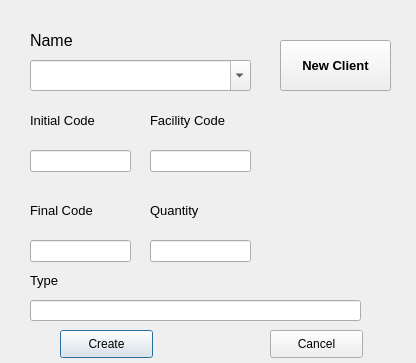
Old version of the form neworderwindow.ui in the repository Jballestero1996/SpeedReader.
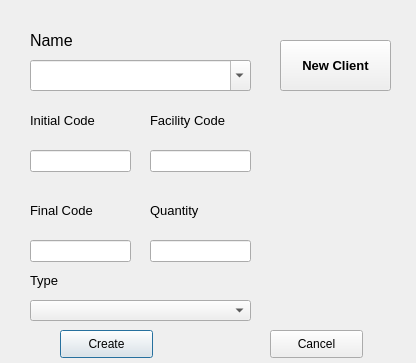
New version of the form.

What changed in the file:
```diff
--- a/neworderwindow.ui
+++ b/neworderwindow.ui
@@ -2,6 +2,9 @@
 <ui version="4.0">
  <class>neworderwindow</class>
  <widget class="QDialog" name="neworderwindow">
+  <property name="enabled">
+   <bool>true</bool>
+  </property>
   <property name="geometry">
    <rect>
     <x>0</x>
@@ -196,19 +199,6 @@
     <enum>Qt::ClickFocus</enum>
    </property>
   </widget>
-  <widget class="QLineEdit" name="LEtype">
-   <property name="geometry">
-    <rect>
-     <x>30</x>
-     <y>300</y>
-     <width>331</width>
-     <height>21</height>
-    </rect>
-   </property>
-   <property name="focusPolicy">
-    <enum>Qt::ClickFocus</enum>
-   </property>
-  </widget>
   <widget class="QPushButton" name="PBcreate">
    <property name="geometry">
     <rect>
@@ -251,6 +241,32 @@
     <bool>true</bool>
    </property>
   </widget>
+  <widget class="QLabel" name="LBimage">
+   <property name="geometry">
+    <rect>
+     <x>270</x>
+     <y>150</y>
+     <width>131</width>
+     <height>131</height>
+    </rect>
+   </property>
+   <property name="text">
+    <string/>
+   </property>
+  </widget>
+  <widget class="QComboBox" name="CBcardtype">
+   <property name="geometry">
+    <rect>
+     <x>30</x>
+     <y>300</y>
+     <width>221</width>
+     <height>21</height>
+    </rect>
+   </property>
+   <property name="editable">
+    <bool>false</bool>
+   </property>
+  </widget>
  </widget>
  <resources/>
  <connections/>
```
